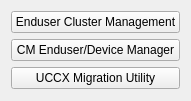
Old version of the form mainwindow.ui in the repository xXTheAwesomerXx/XIPE.
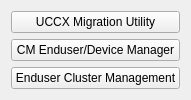
New version of the form.

Commit message: Added Log Interface and Support for Enduser Utilities

Diff of the .ui file:
```diff
--- a/mainwindow.ui
+++ b/mainwindow.ui
@@ -6,34 +6,15 @@
    <rect>
     <x>0</x>
     <y>0</y>
-    <width>169</width>
-    <height>101</height>
+    <width>167</width>
+    <height>99</height>
    </rect>
   </property>
   <property name="windowTitle">
    <string>XIPE Networks - Cisco Utilities</string>
   </property>
   <widget class="QWidget" name="centralWidget">
-   <layout class="QVBoxLayout" name="verticalLayout_2">
-    <item>
      <layout class="QVBoxLayout" name="verticalLayout">
-      <item>
-       <widget class="QPushButton" name="btnEndusersClusterMngmt">
-        <property name="toolTip">
-         <string>Add/Remove Endusers from a Cluster</string>
-        </property>
-        <property name="text">
-         <string>Enduser Cluster Management</string>
-        </property>
-       </widget>
-      </item>
-      <item>
-       <widget class="QPushButton" name="btnEnduserDeviceMngr">
-        <property name="text">
-         <string>CM Enduser/Device Manager</string>
-        </property>
-       </widget>
-      </item>
       <item>
        <widget class="QPushButton" name="btnUCCXMigration">
         <property name="statusTip">
@@ -44,7 +25,22 @@
         </property>
        </widget>
       </item>
-     </layout>
+    <item>
+     <widget class="QPushButton" name="btnEnduserDeviceMngr">
+      <property name="text">
+       <string>CM Enduser/Device Manager</string>
+      </property>
+     </widget>
+    </item>
+    <item>
+     <widget class="QPushButton" name="btnEndusersClusterMngmt">
+      <property name="toolTip">
+       <string>Add/Remove Endusers from a Cluster</string>
+      </property>
+      <property name="text">
+       <string>Enduser Cluster Management</string>
+      </property>
+     </widget>
     </item>
    </layout>
   </widget>
```
Lines whose indentation alone changed are shown as unchanged. The commit also changes 26 other files.
